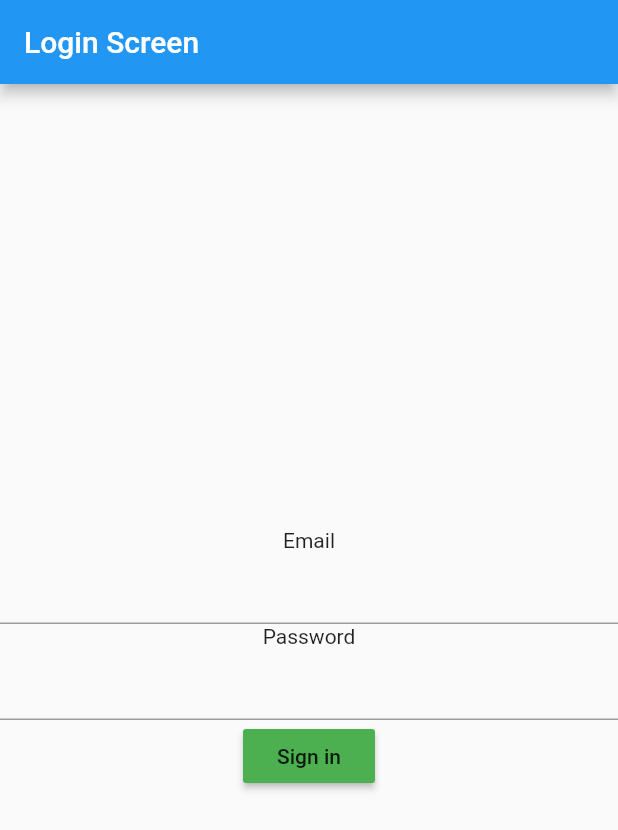
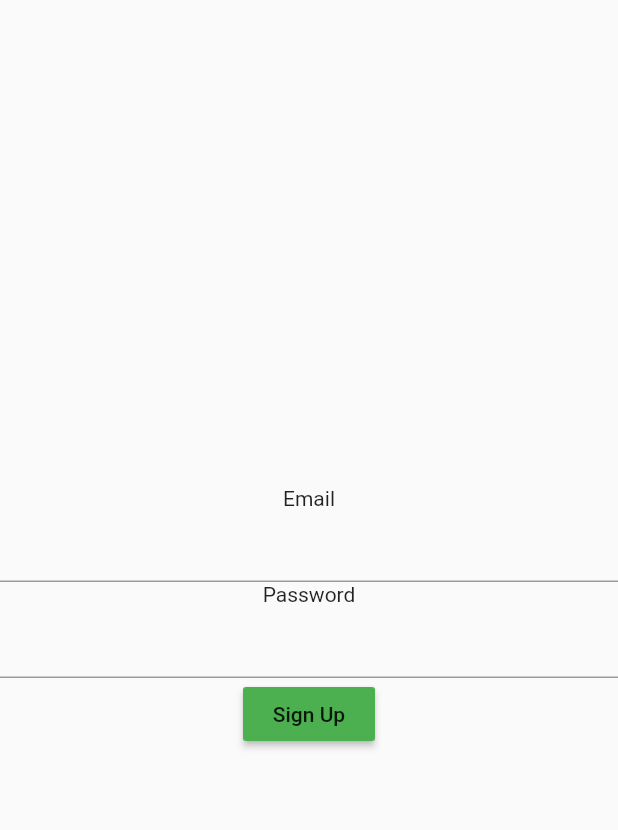
Before and after one commit to Lievi77/AWS_Playground, a Flutter app: the screen it shows after launch, on a phone screen of 412 x 824 dp. Shown: the top 830 px of the screen. Run offline on Flutter 3.47's test engine with Material 2 defaults, Android fonts, the phone set to English and light mode, and no system bars; our stand-ins replace bloc, flutter_bloc; missing offline and left inert: amplify_auth_cognito, amplify_core, amplify_flutter.

Commit message:
Refactored Application

```diff
--- a/flutter_amplify/lib/business_logic/auth_bloc.dart
+++ b/flutter_amplify/lib/business_logic/auth_bloc.dart
@@ -10,9 +10,8 @@ class AuthBloc extends Bloc<AuthEvent, AuthState> {
   AuthBloc() : super(AuthInitial());
 
   @override
-  Stream<AuthState> mapEventToState(
-    AuthEvent event,
-  ) async* {
+  Stream<AuthState> mapEventToState(AuthEvent event) {
     // TODO: implement mapEventToState
+    throw UnimplementedError();
   }
 }
--- /dev/null
+++ b/flutter_amplify/lib/business_logic/register_event.dart
@@ -0,0 +1,4 @@
+part of 'register_bloc.dart';
+
+@immutable
+abstract class RegisterEvent {}
--- /dev/null
+++ b/flutter_amplify/lib/business_logic/register_state.dart
@@ -0,0 +1,6 @@
+part of 'register_bloc.dart';
+
+@immutable
+abstract class RegisterState {}
+
+class RegisterInitial extends RegisterState {}
--- a/flutter_amplify/lib/constants/constants.dart
+++ b/flutter_amplify/lib/constants/constants.dart
@@ -1,3 +1,5 @@
-const String homeRoute = '/';
+const String signInRoute = '/signIn';
 
 const String feedRoute = '/feedRoute';
+
+const String signUpRoute = '/signUpRoute';
--- a/flutter_amplify/lib/main.dart
+++ b/flutter_amplify/lib/main.dart
@@ -2,7 +2,7 @@ import 'package:flutter/material.dart';
 import 'package:flutter_amplify/business_logic/auth_bloc.dart';
 import 'package:flutter_amplify/router/app_router.dart';
 import 'package:flutter_bloc/flutter_bloc.dart';
-import './presentation/screens/home_screen.dart';
+import './presentation/screens/sign_in_screen.dart';
 import 'package:bloc/bloc.dart';
 import 'package:flutter_amplify/constants/constants.dart';
 
@@ -18,7 +18,7 @@ class MyApp extends StatelessWidget {
   Widget build(BuildContext context) {
     // Wrapping the material app with blocProvider will grant EVERY screen access to a bloc;
     return BlocProvider<AuthBloc>(
-      create: (context) => AuthBloc(),
+      create: (context) => AuthBloc(), //AuthBloc is now globally available
       child: MaterialApp(
         title: 'AWS Amplify Playground',
         theme: ThemeData(
@@ -26,7 +26,7 @@ class MyApp extends StatelessWidget {
         ),
 
         onGenerateRoute: _appRouter.onGenerateRoute,
-        initialRoute: homeRoute,
+        initialRoute: signUpRoute,
         //home: HomeScreen(title: 'Flutter Amplify Login'),
       ),
     );
--- a/flutter_amplify/lib/presentation/screens/home_screen.dart
+++ /dev/null
@@ -1,57 +0,0 @@
-import 'package:flutter/material.dart';
-import 'package:amplify_flutter/amplify.dart';
-//import 'package:amplify_analytics_pinpoint/amplify_analytics_pinpoint.dart';
-import '../widgets/sign_in_widget.dart';
-import 'package:amplify_auth_cognito/amplify_auth_cognito.dart';
-import 'package:amplify_core/amplify_core.dart';
-import '../../amplifyconfiguration.dart';
-import 'package:flutter_amplify/constants/constants.dart';
-
-class HomeScreen extends StatefulWidget {
-  HomeScreen({this.title});
-
-  final String title;
-
-  @override
-  _HomeScreenState createState() => _HomeScreenState();
-}
-
-class _HomeScreenState extends State<HomeScreen> {
-  @override
-  void initState() {
-    super.initState();
-    _configureAmplify();
-  }
-
-  void _configureAmplify() async {
-    // Add Pinpoint and Cognito Plugins, or any other plugins you want to use
-    //AmplifyAnalyticsPinpoint analyticsPlugin = AmplifyAnalyticsPinpoint();
-    AmplifyAuthCognito authPlugin = AmplifyAuthCognito();
-    //Check Amplify Docs to see more plugins
-    Amplify.addPlugin(authPlugin);
-
-// Once Plugins are added, configure Amplify
-    // Note: Amplify can only be configured once.
-    try {
-      await Amplify.configure(amplifyconfig); //external configuration file
-    } on AmplifyAlreadyConfiguredException {
-      print(
-          "Tried to reconfigure Amplify; this can occur when your app restarts on Android.");
-    }
-  }
-
-  @override
-  Widget build(BuildContext context) {
-    return Scaffold(
-      appBar: AppBar(
-        title: Text(widget.title),
-      ),
-      body: Column(
-        mainAxisAlignment: MainAxisAlignment.center,
-        children: [
-          SignInWidget(nextPage: feedRoute),
-        ],
-      ),
-    );
-  }
-}
--- /dev/null
+++ b/flutter_amplify/lib/presentation/screens/sign_up_screen.dart
@@ -0,0 +1,84 @@
+import 'package:flutter/material.dart';
+import 'package:flutter_amplify/presentation/widgets/usr_passwd_widget.dart';
+import 'package:flutter_amplify/constants/constants.dart';
+import 'package:amplify_flutter/amplify.dart';
+import 'package:amplify_auth_cognito/amplify_auth_cognito.dart';
+import 'package:amplify_core/amplify_core.dart';
+import '../../amplifyconfiguration.dart';
+
+class SignUpScreen extends StatefulWidget {
+  @override
+  _SignUpScreenState createState() => _SignUpScreenState();
+}
+
+class _SignUpScreenState extends State<SignUpScreen> {
+  @override
+  void initState() {
+    super.initState();
+    _configureAmplify();
+  }
+
+  void _configureAmplify() async {
+    // Add Pinpoint and Cognito Plugins, or any other plugins you want to use
+    //AmplifyAnalyticsPinpoint analyticsPlugin = AmplifyAnalyticsPinpoint();
+    AmplifyAuthCognito authPlugin = AmplifyAuthCognito();
+    //Check Amplify Docs to see more plugins
+    Amplify.addPlugin(authPlugin);
+
+// Once Plugins are added, configure Amplify
+    // Note: Amplify can only be configured once.
+    try {
+      await Amplify.configure(amplifyconfig); //external configuration file
+    } on AmplifyAlreadyConfiguredException {
+      print(
+          "Tried to reconfigure Amplify; this can occur when your app restarts on Android.");
+    }
+  }
+
+  String usr;
+  String passwd;
+
+  final usrController = TextEditingController();
+  final passwdController = TextEditingController();
+
+  void clearControllers() {
+    usrController.clear();
+    passwdController.clear();
+  }
+
+  @override
+  void dispose() {
+    super.dispose();
+    usrController.dispose();
+    passwdController.dispose();
+  }
+
+  @override
+  Widget build(BuildContext context) {
+    return Scaffold(
+      body: Column(
+        mainAxisAlignment: MainAxisAlignment.spaceEvenly,
+        children: [
+          UserPasswdWidget(
+            nextPage: signInRoute,
+            buttonText: "Sign Up",
+            passwdFldController: passwdController,
+            userFldController: usrController,
+            onPressed: () {
+              usr = usrController.text;
+              passwd = passwdController.text;
+
+              clearControllers();
+              // print(
+              //     "~~Debug in Sign_Up_Widget: usr -> ${usr} , passwd -> ${passwd} ");
+              Navigator.pushNamed(
+                context,
+                feedRoute,
+              );
+            },
+          ),
+        ],
+      ),
+    );
+  }
+}
--- a/flutter_amplify/lib/presentation/widgets/sign_in_widget.dart
+++ /dev/null
@@ -1,60 +0,0 @@
-import 'package:flutter/material.dart';
-
-class SignInWidget extends StatefulWidget {
-  SignInWidget({this.nextPage});
-  final String nextPage; //the name of the next page
-
-  @override
-  _SignInWidgetState createState() => _SignInWidgetState();
-}
-
-class _SignInWidgetState extends State<SignInWidget> {
-  String usr;
-  String passwd;
-
-  final usrController = TextEditingController();
-  final passwdController = TextEditingController();
-
-  void onPressed() {
-    //Works well
-    //print(
-    //    "~~Debug in Sign_In_Widget: usr -> ${usrController.value} , passwd -> ${passwdController.value} ");
-    usr = usrController.text;
-    passwd = passwdController.text;
-    clearControllers();
-    //print("~~Debug in Sign_In_Widget: usr -> ${usr} , passwd -> ${passwd} ");
-    Navigator.pushNamed(context, widget.nextPage, arguments: [usr, passwd]);
-  }
-
-  void clearControllers() {
-    usrController.clear();
-    passwdController.clear();
-  }
-
-  @override
-  void dispose() {
-    clearControllers();
-    super.dispose();
-  }
-
-  @override
-  Widget build(BuildContext context) {
-    return Column(
-      crossAxisAlignment: CrossAxisAlignment.center,
-      mainAxisAlignment: MainAxisAlignment.spaceBetween,
-      children: [
-        Text("Email"),
-        TextFormField(
-          controller: usrController,
-        ),
-        Text("Password"),
-        TextFormField(
-          obscureText: true,
-          controller: passwdController,
-        ),
-        MaterialButton(
-            color: Colors.green, child: Text("Sign in"), onPressed: onPressed)
-      ],
-    );
-  }
-}
--- /dev/null
+++ b/flutter_amplify/lib/presentation/widgets/usr_passwd_widget.dart
@@ -0,0 +1,43 @@
+import 'package:flutter/material.dart';
+
+class UserPasswdWidget extends StatefulWidget {
+  UserPasswdWidget(
+      {this.nextPage,
+      this.buttonText,
+      this.onPressed,
+      this.userFldController,
+      this.passwdFldController});
+  final String nextPage; //the name of the next page
+  final String buttonText;
+  final Function onPressed;
+  final TextEditingController userFldController;
+  final TextEditingController passwdFldController;
+
+  @override
+  _UserPasswdWidgetState createState() => _UserPasswdWidgetState();
+}
+
+class _UserPasswdWidgetState extends State<UserPasswdWidget> {
+  @override
+  Widget build(BuildContext context) {
+    return Column(
+      crossAxisAlignment: CrossAxisAlignment.center,
+      mainAxisAlignment: MainAxisAlignment.spaceBetween,
+      children: [
+        Text("Email"),
+        TextFormField(
+          controller: widget.userFldController,
+        ),
+        Text("Password"),
+        TextFormField(
+          obscureText: true,
+          controller: widget.passwdFldController,
+        ),
+        MaterialButton(
+            color: Colors.green,
+            child: Text(widget.buttonText),
+            onPressed: widget.onPressed)
+      ],
+    );
+  }
+}
--- a/flutter_amplify/lib/router/app_router.dart
+++ b/flutter_amplify/lib/router/app_router.dart
@@ -1,14 +1,15 @@
 import 'package:flutter/material.dart';
-import 'package:flutter_amplify/presentation/screens/home_screen.dart';
+import 'package:flutter_amplify/presentation/screens/sign_in_screen.dart';
 import 'package:flutter_amplify/presentation/screens/user_feed.dart';
 import 'package:flutter_amplify/constants/constants.dart';
+import 'package:flutter_amplify/presentation/screens/sign_up_screen.dart';
 
 class AppRouter {
   Route onGenerateRoute(RouteSettings routeSettings) {
     switch (routeSettings.name) {
-      case homeRoute:
+      case signInRoute:
         return MaterialPageRoute(
-            builder: (_) => HomeScreen(
+            builder: (_) => SignInScreen(
                   title: 'Login Screen',
                 ));
         break;
@@ -16,6 +17,8 @@ class AppRouter {
         return MaterialPageRoute(
             builder: (_) => UserFeed(title: 'Feed Screen'));
         break;
+      case signUpRoute:
+        return MaterialPageRoute(builder: (_) => SignUpScreen());
       default:
         return null;
     }
```
Also changed, not shown: flutter_amplify/lib/business_logic/register_bloc.dart (added, +18 -0 lines), flutter_amplify/lib/presentation/screens/sign_in_screen.dart (added, +33 -0 lines).
